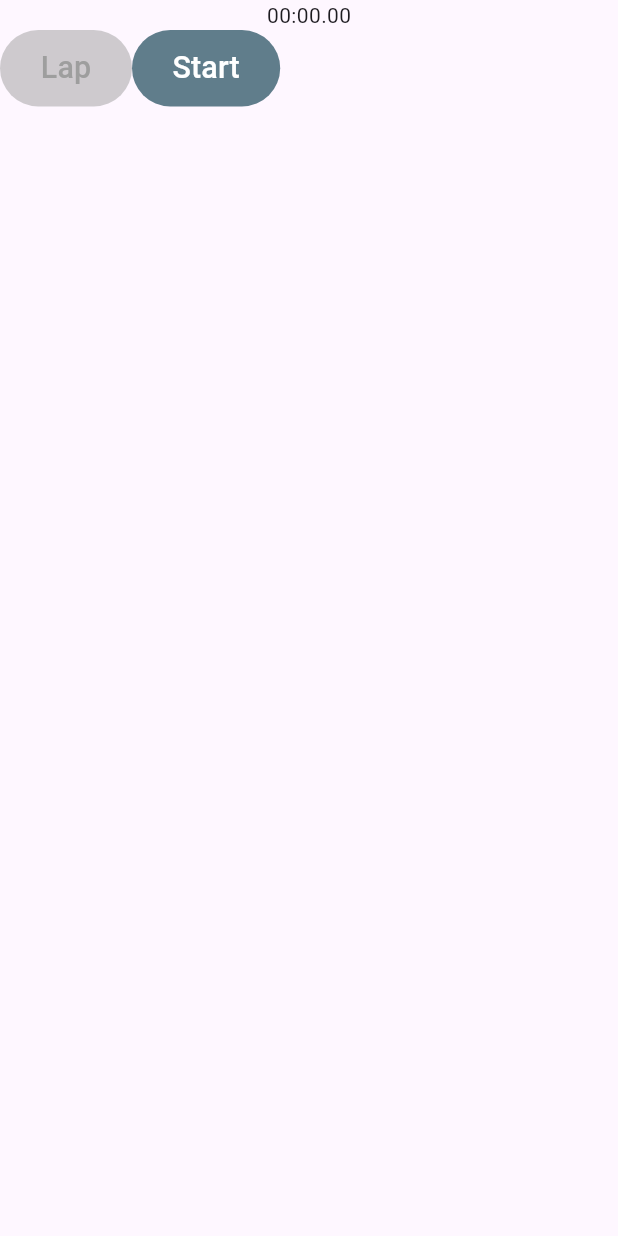
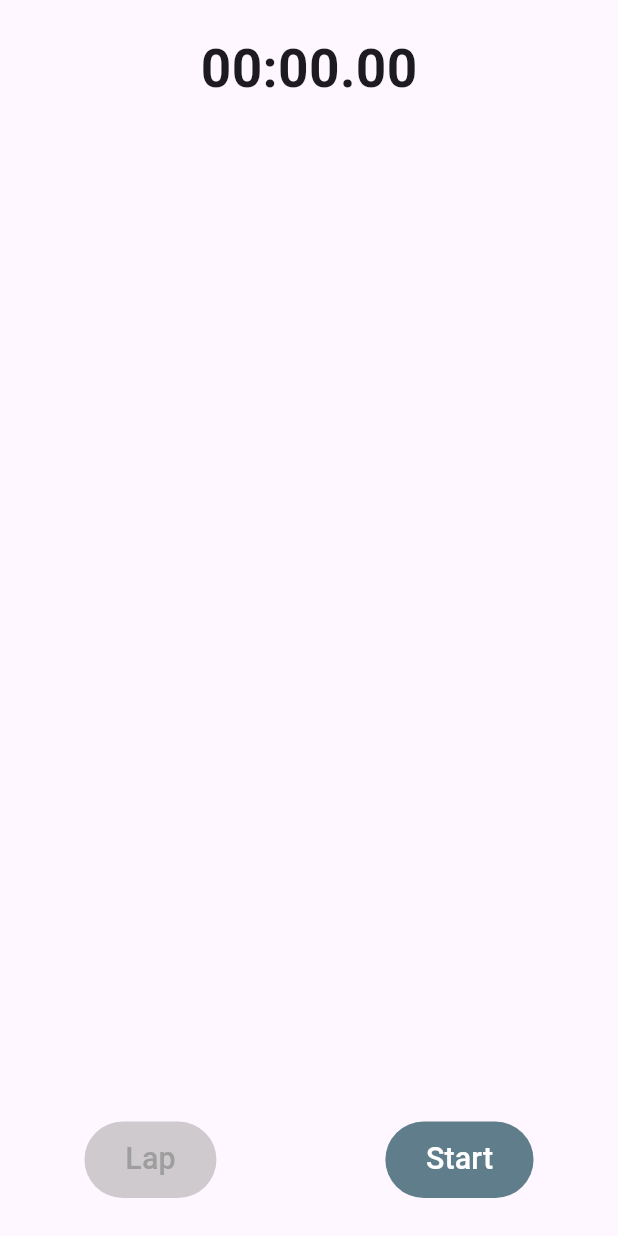
Before and after one commit to jorgesarabia/stopwatch_challenge, a Flutter app: the screen it shows after launch, on a phone screen of 412 x 824 dp. Run offline on Flutter 3.47's test engine with Material 3 defaults, Android fonts, the phone set to English and light mode, and no system bars; our stand-ins replace flutter_screenutil, freezed_annotation, get_it, injectable.

Commit message:
fix hour

```diff
--- a/lib/views/screens/home/home_screen.dart
+++ b/lib/views/screens/home/home_screen.dart
@@ -1,4 +1,5 @@
 import 'package:flutter/material.dart';
+import 'package:flutter_screenutil/flutter_screenutil.dart';
 import 'package:provider/provider.dart';
 import 'package:stopwatch_challenge/utils/injectable/injectable.dart';
 import 'package:stopwatch_challenge/views/controllers/stopwatch_controller.dart';
@@ -19,6 +20,7 @@ class HomeScreen extends StatelessWidget {
           body: Column(
             children: [
               _MainTimer(),
+              Spacer(),
               _Buttons(),
             ],
           ),
--- a/lib/views/screens/home/widgets/buttons.dart
+++ b/lib/views/screens/home/widgets/buttons.dart
@@ -7,7 +7,10 @@ class _Buttons extends StatelessWidget {
   Widget build(BuildContext context) {
     return Consumer<StopwatchController>(
       builder: (context, stopwatchController, child) {
-        return Row(
+        return Padding(
+          padding: EdgeInsets.symmetric(vertical: 25.h),
+          child: Row(
+            mainAxisAlignment: MainAxisAlignment.spaceAround,
             children: [
               if (!stopwatchController.isStopped)
                 AppButton.lap(
@@ -31,6 +34,7 @@ class _Buttons extends StatelessWidget {
                 }),
               ],
             ],
+          ),
         );
       },
     );
--- a/lib/views/screens/home/widgets/main_timer.dart
+++ b/lib/views/screens/home/widgets/main_timer.dart
@@ -5,20 +5,33 @@ class _MainTimer extends StatelessWidget {
 
   @override
   Widget build(BuildContext context) {
-    return StreamProvider<int>(
-      create: (context) => context.read<StopwatchController>().timerStream,
-      initialData: 0,
-      child: Consumer<int>(
-        builder: (context, milliseconds, child) {
-          int seconds = milliseconds ~/ 1000;
-          int minutes = seconds ~/ 60;
-          seconds %= 60;
+    return Padding(
+      padding: EdgeInsets.symmetric(vertical: 20.h),
+      child: StreamProvider<int>(
+        create: (context) => context.read<StopwatchController>().timerStream,
+        initialData: 0,
+        child: Consumer<int>(
+          builder: (context, milliseconds, child) {
+            final seconds = (milliseconds / 1000).truncate();
+            final minutes = (seconds / 60).truncate();
+            final remainingSeconds = seconds % 60;
+            final remainingMilliseconds = ((milliseconds % 1000) / 10).truncate();
 
-          String formattedTime =
-              '${minutes.toString().padLeft(2, '0')}:${seconds.toString().padLeft(2, '0')}.${(milliseconds ~/ 10).toString().padLeft(2, '0')}';
+            final buffer = StringBuffer(minutes.toString().padLeft(2, '0'));
+            buffer.write(':');
+            buffer.write(remainingSeconds.toString().padLeft(2, '0'));
+            buffer.write('.');
+            buffer.write(remainingMilliseconds.toString().padLeft(2, '0'));
 
-          return Text(formattedTime);
-        },
+            return Text(
+              buffer.toString(),
+              style: TextStyle(
+                fontSize: 35.sp,
+                fontWeight: FontWeight.w600,
+              ),
+            );
+          },
+        ),
       ),
     );
   }
```
Lines whose indentation alone changed are shown as unchanged.
